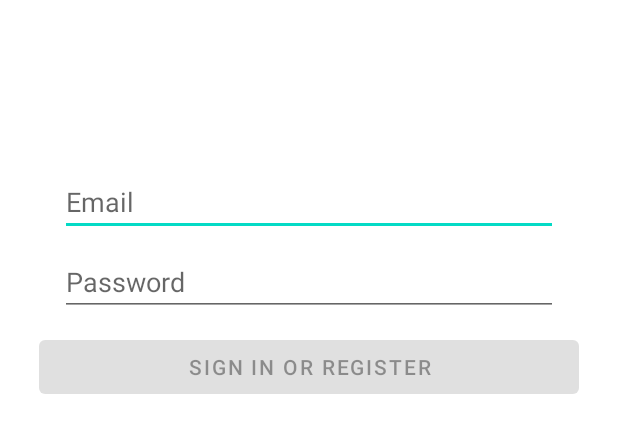
After one commit to MTLantoine/DogInder, an Android app: the layout fragment_home.xml on its own in the app's theme, with its tools: preview values and no code run, on a phone screen of 412 x 824 dp. The commit adds this screen. Shown: the top 433 px of the screen. Run offline under Robolectric (Android 15) with nearby library versions, the phone set to English and light mode, and no system bars.

```diff
--- a/app/src/main/AndroidManifest.xml
+++ b/app/src/main/AndroidManifest.xml
@@ -1,6 +1,9 @@
 <?xml version="1.0" encoding="utf-8"?>
 <manifest xmlns:android="http://schemas.android.com/apk/res/android"
     package="com.example.dog_inder">
+
+    <uses-permission android:name="android.permission.READ_EXTERNAL_STORAGE" />
+    <uses-permission android:name="android.permission.WRITE_EXTERNAL_STORAGE" />
 
     <application
         android:allowBackup="true"
@@ -8,8 +11,9 @@
         android:label="@string/app_name"
         android:roundIcon="@mipmap/ic_launcher_round"
         android:supportsRtl="true"
+        android:name=".data.di.BaseApplication"
         android:theme="@style/Theme.DogInder">
-        <activity android:name=".controller.MainActivity">
+        <activity android:name=".ui.activities.MainActivity">
             <intent-filter>
                 <action android:name="android.intent.action.MAIN" />
 
--- a/app/src/main/res/layout/activity_main.xml
+++ b/app/src/main/res/layout/activity_main.xml
@@ -4,7 +4,7 @@
     xmlns:tools="http://schemas.android.com/tools"
     android:layout_width="match_parent"
     android:layout_height="match_parent"
-    tools:context=".controller.MainActivity">
+    tools:context=".ui.activities.MainActivity">
 
     <TextView
         android:layout_width="wrap_content"
--- /dev/null
+++ b/app/src/main/res/layout/fragment_home.xml
@@ -0,0 +1,79 @@
+<?xml version="1.0" encoding="utf-8"?>
+<LinearLayout
+    xmlns:android="http://schemas.android.com/apk/res/android"
+    xmlns:app="http://schemas.android.com/apk/res-auto"
+    xmlns:tools="http://schemas.android.com/tools"
+    android:id="@+id/container"
+    android:layout_width="match_parent"
+    android:layout_height="match_parent"
+    android:paddingLeft="@dimen/activity_horizontal_margin"
+    android:paddingTop="@dimen/activity_vertical_margin"
+    android:paddingRight="@dimen/activity_horizontal_margin"
+    android:paddingBottom="@dimen/activity_vertical_margin"
+    tools:context=".ui.home.HomeFragment"
+    android:orientation="vertical">
+
+    <EditText
+        android:id="@+id/fragment_home_email_input"
+        android:layout_width="match_parent"
+        android:layout_height="wrap_content"
+        android:layout_marginStart="24dp"
+        android:layout_marginTop="96dp"
+        android:layout_marginEnd="24dp"
+        android:autofillHints="@string/prompt_email"
+        android:hint="@string/prompt_email"
+        android:inputType="textEmailAddress"
+        android:selectAllOnFocus="true"
+        app:layout_constraintEnd_toEndOf="parent"
+        app:layout_constraintStart_toStartOf="parent"
+        app:layout_constraintTop_toTopOf="parent" />
+
+    <EditText
+        android:id="@+id/fragment_home_password_input"
+        android:layout_width="match_parent"
+        android:layout_height="wrap_content"
+        android:layout_marginStart="24dp"
+        android:layout_marginTop="8dp"
+        android:layout_marginEnd="24dp"
+        android:autofillHints="@string/prompt_password"
+        android:hint="@string/prompt_password"
+        android:imeActionLabel="@string/action_sign_in_short"
+        android:imeOptions="actionDone"
+        android:inputType="textPassword"
+        android:selectAllOnFocus="true"
+        app:layout_constraintEnd_toEndOf="parent"
+        app:layout_constraintStart_toStartOf="parent"
+        app:layout_constraintTop_toBottomOf="@+id/activity_main_email_input" />
+
+    <Button
+        android:id="@+id/fragment_home_login_btn"
+        android:layout_width="match_parent"
+        android:layout_height="wrap_content"
+        android:layout_marginStart="10dp"
+        android:layout_marginEnd="10dp"
+        android:layout_marginTop="10dp"
+        android:layout_marginBottom="10dp"
+        android:enabled="false"
+        android:text="@string/action_sign_in"
+        app:layout_constraintBottom_toBottomOf="parent"
+        app:layout_constraintEnd_toEndOf="parent"
+        app:layout_constraintStart_toStartOf="parent"
+        app:layout_constraintTop_toBottomOf="@+id/activity_main_password_input"
+        app:layout_constraintVertical_bias="0.2" />
+
+    <ProgressBar
+        android:id="@+id/loading"
+        android:layout_width="wrap_content"
+        android:layout_height="wrap_content"
+        android:layout_gravity="center"
+        android:layout_marginStart="32dp"
+        android:layout_marginTop="64dp"
+        android:layout_marginEnd="32dp"
+        android:layout_marginBottom="64dp"
+        android:visibility="gone"
+        app:layout_constraintBottom_toBottomOf="parent"
+        app:layout_constraintEnd_toEndOf="@+id/password"
+        app:layout_constraintStart_toStartOf="@+id/password"
+        app:layout_constraintTop_toTopOf="parent"
+        app:layout_constraintVertical_bias="0.3" />
+</LinearLayout>
--- /dev/null
+++ b/app/src/main/res/values/diemens.xml
@@ -0,0 +1,6 @@
+<?xml version="1.0" encoding="utf-8"?>
+<resources>
+    <!-- Default screen margins, per the Android Design guidelines. -->
+    <dimen name="activity_horizontal_margin">16dp</dimen>
+    <dimen name="activity_vertical_margin">16dp</dimen>
+</resources>
--- a/app/src/main/res/values/strings.xml
+++ b/app/src/main/res/values/strings.xml
@@ -1,3 +1,15 @@
 <resources>
     <string name="app_name">Dog-Inder</string>
+
+    <!-- Strings related to login -->
+    <string name="prompt_email">Email</string>
+    <string name="prompt_password">Password</string>
+    <string name="action_sign_in">Sign in or register</string>
+    <string name="action_sign_in_short">Sign in</string>
+    <string name="welcome">"Welcome !"</string>
+    <string name="invalid_username">Not a valid username</string>
+    <string name="invalid_password">Password must be >5 characters</string>
+    <string name="login_failed">"Login failed"</string>
+    <!-- TODO: Remove or change this placeholder text -->
+    <string name="hello_blank_fragment">Hello blank fragment</string>
 </resources>
```
Also changed, not shown: app/build.gradle (+12 -3 lines), app/src/main/java/com/example/dog_inder/controller/MainActivity.kt (deleted, +0 -12 lines), app/src/main/java/com/example/dog_inder/data/di/BaseApplication.kt (added, +31 -0 lines), app/src/main/java/com/example/dog_inder/data/di/modules/RepositoryModules.kt (added, +15 -0 lines), app/src/main/java/com/example/dog_inder/data/di/modules/ServiceModules.kt (added, +15 -0 lines), app/src/main/java/com/example/dog_inder/data/di/modules/ViewModelModules.kt (added, +15 -0 lines), app/src/main/java/com/example/dog_inder/ui/activities/MainActivity.kt (added, +22 -0 lines), app/src/main/java/com/example/dog_inder/ui/home/HomeFragment.kt (added, +53 -0 lines), app/src/main/java/com/example/dog_inder/ui/home/HomeViewModel.kt (added, +19 -0 lines).
